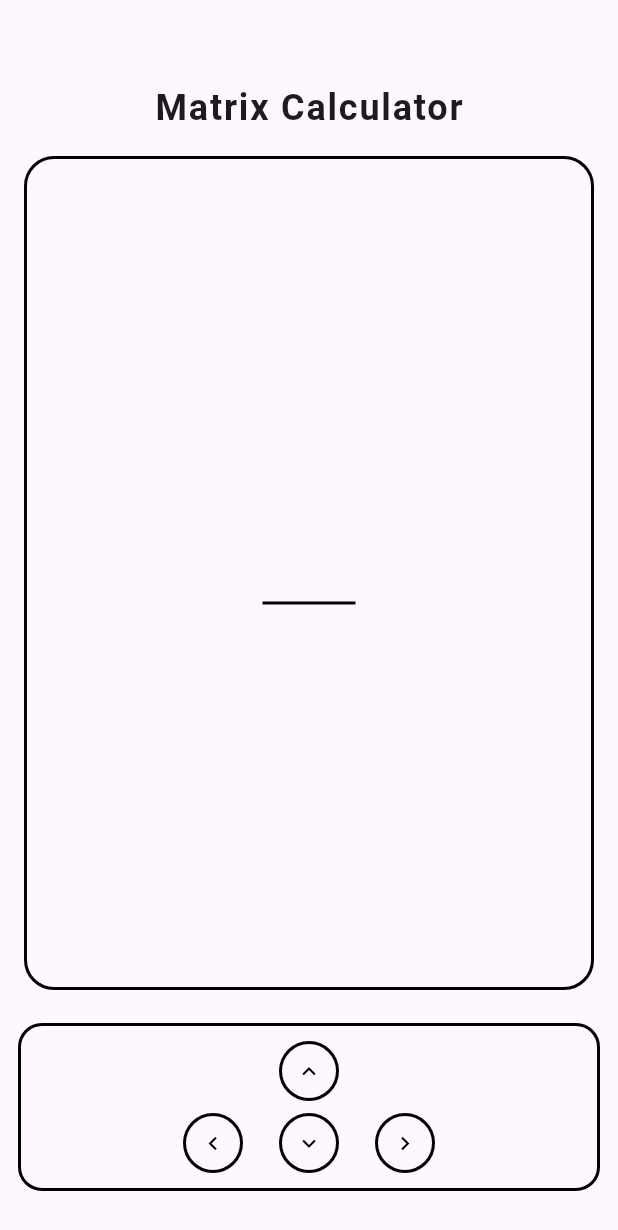
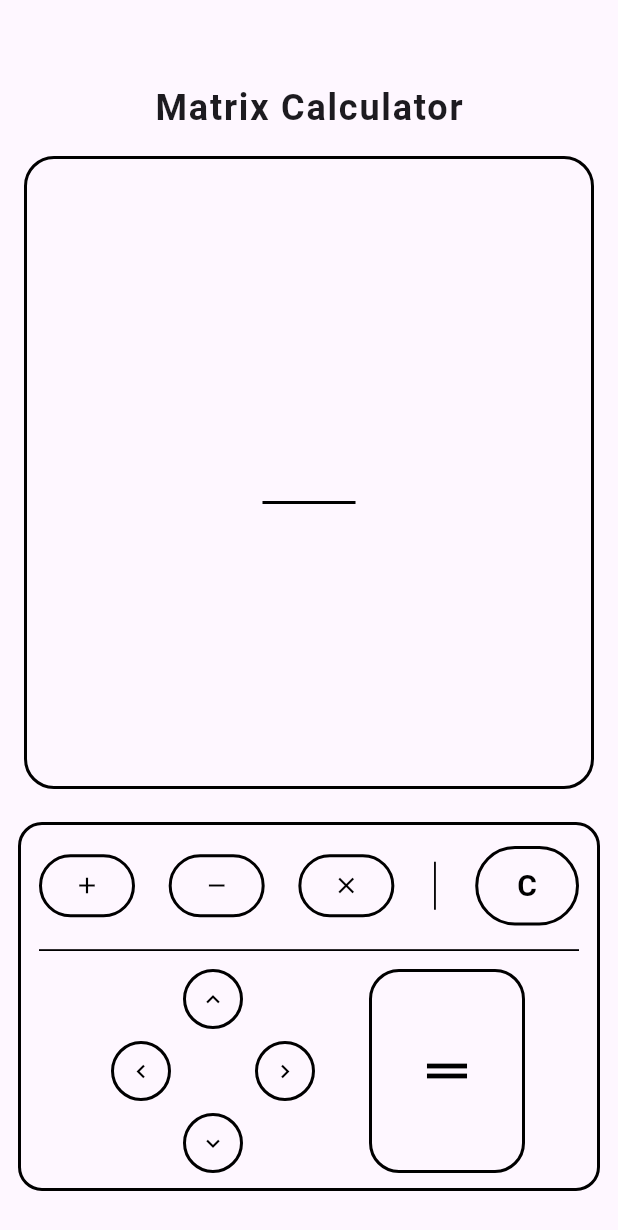
Before and after one commit to jobearry/matrix_calculator, a Flutter app: the screen it shows after launch, on a phone screen of 412 x 824 dp. Shown: the top 1230 px of the screen. Run offline on Flutter 3.47's test engine with Material 3 defaults, Android fonts, the phone set to English and light mode, and no system bars.

Commit message:
add operations section with buttons for addition, subtraction, and clearing, along with a D-pad for directional controls.

```diff
--- a/lib/components/screen_controls.dart
+++ b/lib/components/screen_controls.dart
@@ -19,7 +19,84 @@ Widget screenControls(
     child: Column(
       mainAxisSize: MainAxisSize.min,
       children: [
-        // Up button (centered)
+        // Operations Section
+        Container(
+          padding: const EdgeInsets.symmetric(vertical: 8),
+          child: Row(
+            mainAxisAlignment: MainAxisAlignment.spaceBetween,
+            children: [
+              OutlinedButton(
+                onPressed: null, // To be implemented
+                style: OutlinedButton.styleFrom(
+                  shape: const StadiumBorder(),
+                  side: const BorderSide(color: Colors.black, width: 2),
+                  padding: const EdgeInsets.symmetric(horizontal: 20, vertical: 12),
+                ),
+                child: const Icon(Icons.add, color: Colors.black),
+              ),
+              SizedBox(width: 12),
+              OutlinedButton(
+                onPressed: null, // To be implemented
+                style: OutlinedButton.styleFrom(
+                  shape: const StadiumBorder(),
+                  side: const BorderSide(color: Colors.black, width: 2),
+                  padding: const EdgeInsets.symmetric(horizontal: 20, vertical: 12),
+                ),
+                child: const Icon(Icons.remove, color: Colors.black),
+              ),
+              SizedBox(width: 12),
+              OutlinedButton(
+                onPressed: null, // To be implemented
+                style: OutlinedButton.styleFrom(
+                  shape: const StadiumBorder(),
+                  side: const BorderSide(color: Colors.black, width: 2),
+                  padding: const EdgeInsets.symmetric(horizontal: 20, vertical: 12),
+                ),
+                child: const Icon(Icons.clear, color: Colors.black), // multiplication
+              ),
+              // Divider before clear button
+              SizedBox(width: 16),
+              Container(
+                height: 32,
+                child: VerticalDivider(
+                  color: Colors.black,
+                  thickness: 1.2,
+                  width: 1,
+                ),
+              ),
+              SizedBox(width: 16),
+              OutlinedButton(
+                onPressed: null, // To be implemented
+                style: OutlinedButton.styleFrom(
+                  shape: const StadiumBorder(),
+                  side: const BorderSide(color: Colors.black, width: 2),
+                  padding: const EdgeInsets.symmetric(horizontal: 28, vertical: 12),
+                ),
+                child: const Text('C', style: TextStyle(color: Colors.black, fontWeight: FontWeight.bold, fontSize: 20)),
+              ),
+            ],
+          ),
+        ),
+        // Divider between sections
+        Padding(
+          padding: const EdgeInsets.symmetric(vertical: 8),
+          child: Divider(
+            color: Colors.black,
+            thickness: 1.2,
+            height: 1,
+          ),
+        ),
+        // Dimension Control Section and Equals Button
+        Row(
+          mainAxisAlignment: MainAxisAlignment.center,
+          crossAxisAlignment: CrossAxisAlignment.center,
+          children: [
+            // D-pad layout for directional buttons
+            Column(
+              mainAxisSize: MainAxisSize.max,
+              mainAxisAlignment: MainAxisAlignment.spaceBetween,
+              children: [
+                // Up button
                 Row(
                   mainAxisAlignment: MainAxisAlignment.center,
                   children: [
@@ -34,7 +111,7 @@ Widget screenControls(
                     ),
                   ],
                 ),
-        // Left, Down, Right buttons (in a row)
+                // Left, (spacer), Right buttons
                 Row(
                   mainAxisAlignment: MainAxisAlignment.center,
                   children: [
@@ -47,15 +124,7 @@ Widget screenControls(
                       ),
                       child: const Icon(Icons.keyboard_arrow_left, color: Colors.black),
                     ),
-            OutlinedButton(
-              onPressed: onAddRow,
-              style: OutlinedButton.styleFrom(
-                shape: const CircleBorder(),
-                side: const BorderSide(color: Colors.black, width: 2),
-                padding: const EdgeInsets.all(8),
-              ),
-              child: const Icon(Icons.keyboard_arrow_down, color: Colors.black),
-            ),
+                    SizedBox(width: 32),
                     OutlinedButton(
                       onPressed: onAdd,
                       style: OutlinedButton.styleFrom(
@@ -67,6 +136,40 @@ Widget screenControls(
                     ),
                   ],
                 ),
+                // Down button
+                Row(
+                  mainAxisAlignment: MainAxisAlignment.center,
+                  children: [
+                    OutlinedButton(
+                      onPressed: onAddRow,
+                      style: OutlinedButton.styleFrom(
+                        shape: const CircleBorder(),
+                        side: const BorderSide(color: Colors.black, width: 2),
+                        padding: const EdgeInsets.all(8),
+                      ),
+                      child: const Icon(Icons.keyboard_arrow_down, color: Colors.black),
+                    ),
+                  ],
+                ),
+              ],
+            ),
+            // Spacing between D-pad and equals button
+            SizedBox(width: 24),
+            // Large equals button
+            OutlinedButton(
+              onPressed: null, // To be implemented
+              style: OutlinedButton.styleFrom(
+                shape: RoundedRectangleBorder(
+                  borderRadius: BorderRadius.circular(20),
+                ),
+                side: const BorderSide(color: Colors.black, width: 2),
+                padding: const EdgeInsets.symmetric(horizontal: 32, vertical: 48),
+                minimumSize: const Size(64, 120),
+              ),
+              child: const Icon(Icons.drag_handle, color: Colors.black, size: 40), // equals
+            ),
+          ],
+        ),
       ],
     ),
   );
```
Lines whose indentation alone changed are shown as unchanged.
